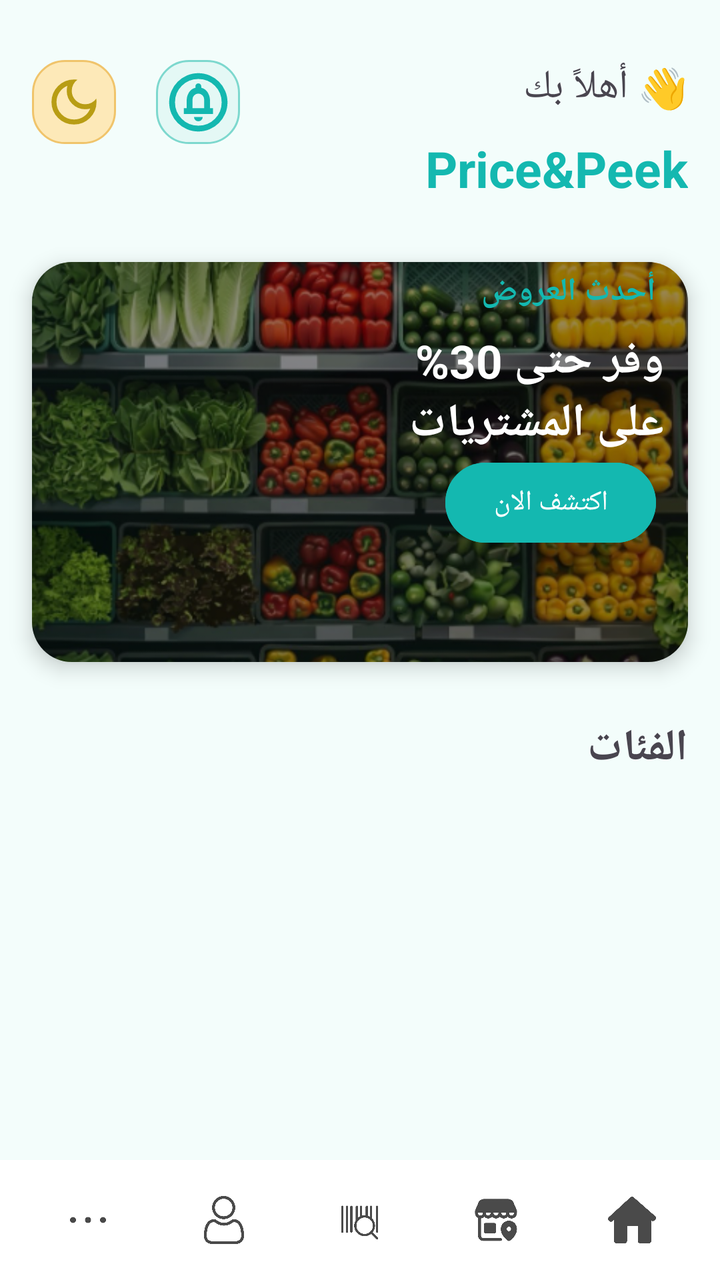
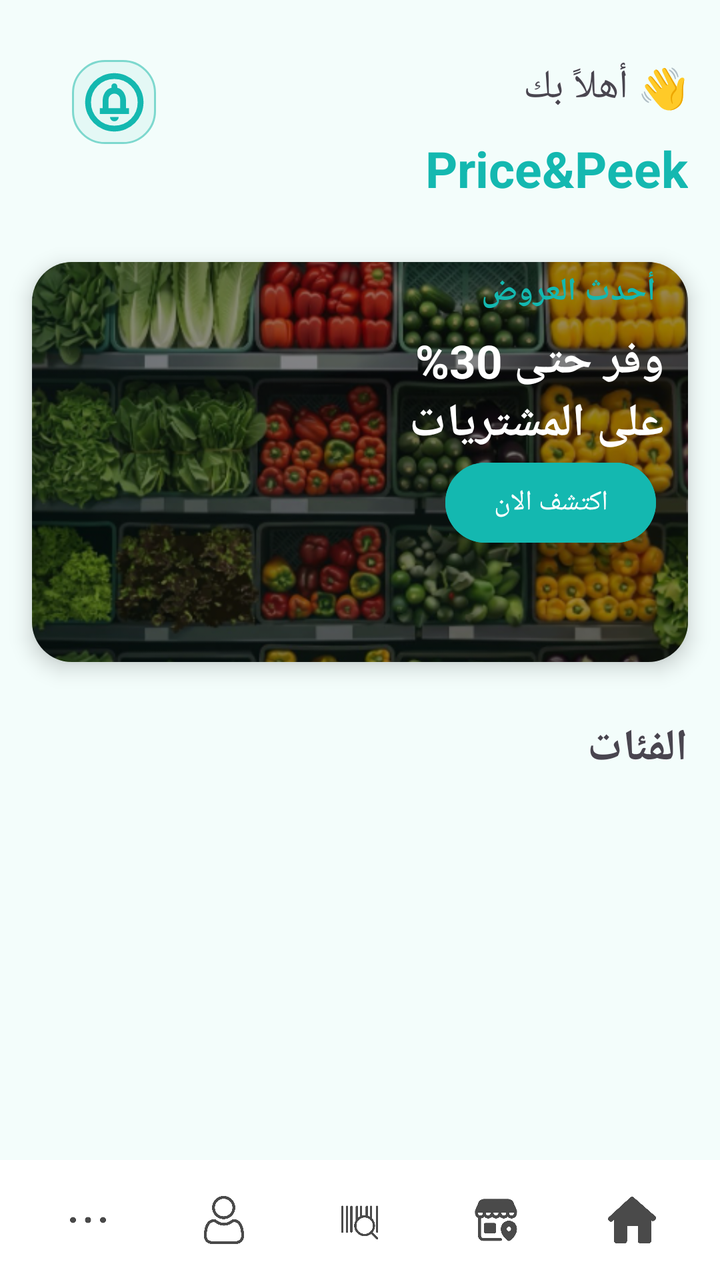

Before-and-after screenshots of an Android layout around one commit, followed by the original layout XML and the change that was made.
<!-- AndroidManifest.xml: application theme Theme.PricePeek -->
<!-- res/layout/activity_main.xml -->
<?xml version="1.0" encoding="utf-8"?>
<androidx.constraintlayout.widget.ConstraintLayout xmlns:android="http://schemas.android.com/apk/res/android"
    xmlns:app="http://schemas.android.com/apk/res-auto"
    xmlns:tools="http://schemas.android.com/tools"
    android:id="@+id/main"
    android:layout_width="match_parent"
    android:layout_height="match_parent"
    android:background="#F3FDFB"
    tools:context=".MainActivity">

    <androidx.constraintlayout.widget.ConstraintLayout
        android:id="@+id/headerLayout"
        android:layout_width="0dp"
        android:layout_height="wrap_content"
        android:paddingHorizontal="16dp"
        app:layout_constraintEnd_toEndOf="parent"
        app:layout_constraintHorizontal_bias="1.0"
        app:layout_constraintStart_toStartOf="parent"
        app:layout_constraintTop_toTopOf="parent">

        <LinearLayout
            android:layout_width="wrap_content"
            android:layout_height="wrap_content"
            android:layout_marginTop="30dp"
            android:gravity="right"
            android:orientation="vertical"
            app:layout_constraintRight_toRightOf="parent"
            app:layout_constraintTop_toTopOf="parent">

            <TextView
                android:layout_width="wrap_content"
                android:layout_height="wrap_content"
                android:text="👋 أهلاً بك"
                android:textSize="20sp"
                />


            <TextView
                android:layout_width="wrap_content"
                android:layout_height="wrap_content"
                android:text="@string/app_name"
                android:textColor="#14B8B0"
                android:textSize="25sp"
                android:textStyle="bold"
                android:layout_marginTop="10dp"/>

        </LinearLayout>


        <LinearLayout
            android:layout_width="wrap_content"
            android:layout_height="wrap_content"
            android:orientation="horizontal"
            app:layout_constraintLeft_toLeftOf="parent"
            app:layout_constraintTop_toTopOf="parent">

            <ImageButton
                android:id="@+id/btnDarkMode"
                android:layout_width="42dp"
                android:layout_height="42dp"
                android:layout_marginTop="30dp"
                android:background="@drawable/bg_circle_yellow"
                android:src="@drawable/outline_dark_mode_24" />

            <ImageButton
                android:id="@+id/btnNotifications"
                android:layout_width="42dp"
                android:layout_height="42dp"
                android:layout_marginStart="20dp"
                android:layout_marginTop="30dp"
                android:background="@drawable/bg_circle_mint"
                android:src="@drawable/outline_circle_notifications_24"

                />

        </LinearLayout>


    </androidx.constraintlayout.widget.ConstraintLayout>

    <androidx.cardview.widget.CardView
        android:id="@+id/cardView"
        android:layout_width="0dp"
        android:layout_height="200dp"
        android:layout_marginHorizontal="16dp"
        android:layout_marginTop="30dp"
        app:cardCornerRadius="20dp"
        app:cardElevation="6dp"
        app:layout_constraintTop_toBottomOf="@id/headerLayout"
        app:layout_constraintStart_toStartOf="parent"
        app:layout_constraintEnd_toEndOf="parent">

        <androidx.constraintlayout.widget.ConstraintLayout
            android:layout_width="match_parent"
            android:layout_height="match_parent">

            <ImageView
                android:id="@+id/bgImage"
                android:layout_width="0dp"
                android:layout_height="0dp"
                android:scaleType="centerCrop"
                android:src="@drawable/banner_offer"
                app:layout_constraintTop_toTopOf="parent"
                app:layout_constraintBottom_toBottomOf="parent"
                app:layout_constraintStart_toStartOf="parent"
                app:layout_constraintEnd_toEndOf="parent" />


            <View
                android:layout_width="0dp"
                android:layout_height="0dp"
                android:background="#66000000"
                app:layout_constraintBottom_toBottomOf="parent"
                app:layout_constraintEnd_toEndOf="parent"
                app:layout_constraintHorizontal_bias="0.0"
                app:layout_constraintStart_toStartOf="parent"
                app:layout_constraintTop_toTopOf="parent"
                app:layout_constraintVertical_bias="0.0"
                />

            <TextView
                android:id="@+id/title"
                android:layout_width="wrap_content"
                android:layout_height="wrap_content"
                android:layout_marginTop="4dp"
                android:layout_marginEnd="16dp"
                android:text="أحدث العروض"
                android:textColor="#14B8B0"
                android:textSize="16sp"
                android:textStyle="bold"
                app:layout_constraintRight_toRightOf="parent"
                app:layout_constraintTop_toTopOf="parent" />

            <TextView
                android:id="@+id/subTitle"
                android:layout_width="wrap_content"
                android:layout_height="wrap_content"
                android:layout_marginTop="8dp"
                android:layout_marginEnd="12dp"
                android:text="وفر حتى 30%\nعلى المشتريات"
                android:textColor="#FFFFFF"
                android:textSize="23sp"
                android:textStyle="bold"
                app:layout_constraintRight_toRightOf="parent"
                app:layout_constraintTop_toBottomOf="@id/title" />

            <Button
                android:id="@+id/btnDiscover"
                android:layout_width="wrap_content"
                android:layout_height="wrap_content"
                android:layout_marginEnd="16dp"
                android:text="اكتشف الان"
                android:backgroundTint="#14B8B0"
                app:layout_constraintTop_toBottomOf="@id/subTitle"
                app:layout_constraintRight_toRightOf="parent" />

        </androidx.constraintlayout.widget.ConstraintLayout>

    </androidx.cardview.widget.CardView>


    <TextView
        android:id="@+id/sect"
        android:layout_width="wrap_content"
        android:layout_height="wrap_content"
        android:layout_marginTop="28dp"
        android:layout_marginEnd="16dp"
        android:text="الفئات"
        android:textSize="22sp"
        android:textStyle="bold"
        app:layout_constraintRight_toRightOf="parent"
        app:layout_constraintTop_toBottomOf="@+id/cardView" />

    <androidx.recyclerview.widget.RecyclerView
        android:id="@+id/SectionRecyclerView"
        android:layout_width="match_parent"
        android:layout_height="300dp"
        android:layout_marginTop="10dp"
        android:layout_marginStart="10dp"
        android:padding="8dp"
        app:layout_constraintStart_toStartOf="parent"
        app:layout_constraintEnd_toEndOf="parent"
        app:layout_constraintTop_toBottomOf="@id/sect" />

    <LinearLayout
        android:id="@+id/bottomNav"
        android:layout_width="match_parent"
        android:layout_height="60dp"
        android:orientation="horizontal"
        android:layoutDirection="rtl"
        android:paddingHorizontal="16dp"
        android:gravity="center"
        android:weightSum="5"
        android:padding="10dp"
        android:background="@android:color/white"
        app:layout_constraintBottom_toBottomOf="parent"
        app:layout_constraintStart_toStartOf="parent"
        app:layout_constraintEnd_toEndOf="parent">

        <ImageButton
            android:id="@+id/btnHome"
            android:layout_width="0dp"
            android:layout_height="24dp"
            android:layout_weight="1"
            android:src="@drawable/home_ic_nav"
            app:tint="#4A4A4A"
            android:background="@android:color/transparent"
            android:scaleType="centerInside"/>

        <ImageButton
            android:id="@+id/btnShops"
            android:layout_width="0dp"
            android:layout_height="24dp"
            android:layout_weight="1"
            app:tint="#4A4A4A"
            android:src="@drawable/shop_ic_nav"
            android:background="@android:color/transparent"
            android:scaleType="centerInside"/>

        <ImageButton
            android:id="@+id/btnProducts"
            android:layout_width="0dp"
            android:layout_height="24dp"
            android:layout_weight="1"
            android:background="@android:color/transparent"
            android:scaleType="centerInside"
            android:src="@drawable/products_ic_nav"
            app:tint="#4A4A4A" />

        <ImageButton
            android:id="@+id/btnProfile"
            android:layout_width="0dp"
            android:layout_height="24dp"
            android:layout_weight="1"
            app:tint="#4A4A4A"
            android:src="@drawable/profile_ic_nav"
            android:background="@android:color/transparent"
            android:scaleType="centerInside"/>

        <ImageButton
            android:id="@+id/btnAbout"
            android:layout_width="0dp"
            android:layout_height="24dp"
            android:layout_weight="1"
            app:tint="#4A4A4A"
            android:src="@drawable/more_ic_nav"
            android:background="@android:color/transparent"
            android:scaleType="centerInside"/>

    </LinearLayout>


</androidx.constraintlayout.widget.ConstraintLayout>
<!-- resources referenced by this layout -->
<resources>
  <!-- drawable banner_offer: png bitmap (drawable, 326273 bytes) -->
  <!-- drawable bg_circle_mint (drawable) -->
  <?xml version="1.0" encoding="utf-8"?>
  <shape xmlns:android="http://schemas.android.com/apk/res/android"
      android:shape="rectangle">
      <solid android:color="#E4F8F5" />
      <stroke
          android:width="1dp"
          android:color="#7DD8CE" />
      <corners android:radius="16dp" />
  </shape>
  <!-- drawable bg_circle_yellow (drawable) -->
  <?xml version="1.0" encoding="utf-8"?>
  <shape xmlns:android="http://schemas.android.com/apk/res/android"
      android:shape="rectangle">
      <solid android:color="#FDE9B8" />
      <stroke
          android:width="1dp"
          android:color="#F0C46B" />
      <corners android:radius="16dp" />
  </shape>
  <!-- drawable home_ic_nav: png bitmap (drawable, 4093 bytes) -->
  <!-- drawable more_ic_nav: png bitmap (drawable, 2462 bytes) -->
  <!-- drawable outline_circle_notifications_24 (drawable) -->
  <vector xmlns:android="http://schemas.android.com/apk/res/android" android:height="35dp" android:tint="#14B8B0" android:viewportHeight="960" android:viewportWidth="960" android:width="35dp">
        
      <path android:fillColor="@android:color/white" android:pathData="M522.5,722.5Q540,705 540,680L420,680Q420,705 437.5,722.5Q455,740 480,740Q505,740 522.5,722.5ZM280,640L680,640L680,560L640,560L640,456Q640,395 608.5,344.5Q577,294 520,280L520,260Q520,243 508.5,231.5Q497,220 480,220Q463,220 451.5,231.5Q440,243 440,260L440,280Q383,294 351.5,344.5Q320,395 320,456L320,560L280,560L280,640ZM400,560L400,440Q400,407 423.5,383.5Q447,360 480,360Q513,360 536.5,383.5Q560,407 560,440L560,560L400,560ZM480,880Q397,880 324,848.5Q251,817 197,763Q143,709 111.5,636Q80,563 80,480Q80,397 111.5,324Q143,251 197,197Q251,143 324,111.5Q397,80 480,80Q563,80 636,111.5Q709,143 763,197Q817,251 848.5,324Q880,397 880,480Q880,563 848.5,636Q817,709 763,763Q709,817 636,848.5Q563,880 480,880ZM480,800Q614,800 707,707Q800,614 800,480Q800,346 707,253Q614,160 480,160Q346,160 253,253Q160,346 160,480Q160,614 253,707Q346,800 480,800ZM480,480Q480,480 480,480Q480,480 480,480Q480,480 480,480Q480,480 480,480Q480,480 480,480Q480,480 480,480Q480,480 480,480Q480,480 480,480Z"/>
      
  </vector>
  <!-- drawable outline_dark_mode_24 (drawable) -->
  <vector xmlns:android="http://schemas.android.com/apk/res/android" android:height="30dp" android:tint="#B89D14" android:viewportHeight="960" android:viewportWidth="960" android:width="30dp">
        
      <path android:fillColor="@android:color/white" android:pathData="M480,840Q330,840 225,735Q120,630 120,480Q120,330 225,225Q330,120 480,120Q494,120 507.5,121Q521,122 534,124Q493,153 468.5,199.5Q444,246 444,300Q444,390 507,453Q570,516 660,516Q715,516 761,491.5Q807,467 836,426Q838,439 839,452.5Q840,466 840,480Q840,630 735,735Q630,840 480,840ZM480,760Q568,760 638,711.5Q708,663 740,585Q720,590 700,593Q680,596 660,596Q537,596 450.5,509.5Q364,423 364,300Q364,280 367,260Q370,240 375,220Q297,252 248.5,322Q200,392 200,480Q200,596 282,678Q364,760 480,760ZM470,490Q470,490 470,490Q470,490 470,490Q470,490 470,490Q470,490 470,490Q470,490 470,490Q470,490 470,490Q470,490 470,490Q470,490 470,490Q470,490 470,490Q470,490 470,490Q470,490 470,490Q470,490 470,490Z"/>
      
  </vector>
  <!-- drawable products_ic_nav: png bitmap (drawable, 9296 bytes) -->
  <!-- drawable profile_ic_nav: png bitmap (drawable, 16826 bytes) -->
  <!-- drawable shop_ic_nav: png bitmap (drawable, 12912 bytes) -->
  <string name="app_name">Price&amp;Peek</string>
  <style name="Theme.PricePeek" parent="Base.Theme.PricePeek" />
  <style name="Base.Theme.PricePeek" parent="Theme.Material3.DayNight.NoActionBar">
          
          
      </style>
</resources>

<!-- the commit's change to res/layout/activity_main.xml (unified diff, before → after) -->
@@ -53,14 +53,6 @@
             android:orientation="horizontal"
             app:layout_constraintLeft_toLeftOf="parent"
             app:layout_constraintTop_toTopOf="parent">
-
-            <ImageButton
-                android:id="@+id/btnDarkMode"
-                android:layout_width="42dp"
-                android:layout_height="42dp"
-                android:layout_marginTop="30dp"
-                android:background="@drawable/bg_circle_yellow"
-                android:src="@drawable/outline_dark_mode_24" />
 
             <ImageButton
                 android:id="@+id/btnNotifications"
<!-- resource entries referenced after the edit -->
@@ -11,28 +11,12 @@
           android:color="#7DD8CE" />
       <corners android:radius="16dp" />
   </shape>
-  <!-- drawable bg_circle_yellow (drawable) -->
-  <?xml version="1.0" encoding="utf-8"?>
-  <shape xmlns:android="http://schemas.android.com/apk/res/android"
-      android:shape="rectangle">
-      <solid android:color="#FDE9B8" />
-      <stroke
-          android:width="1dp"
-          android:color="#F0C46B" />
-      <corners android:radius="16dp" />
-  </shape>
   <!-- drawable home_ic_nav: png bitmap (drawable, 4093 bytes) -->
   <!-- drawable more_ic_nav: png bitmap (drawable, 2462 bytes) -->
   <!-- drawable outline_circle_notifications_24 (drawable) -->
   <vector xmlns:android="http://schemas.android.com/apk/res/android" android:height="35dp" android:tint="#14B8B0" android:viewportHeight="960" android:viewportWidth="960" android:width="35dp">
         
       <path android:fillColor="@android:color/white" android:pathData="M522.5,722.5Q540,705 540,680L420,680Q420,705 437.5,722.5Q455,740 480,740Q505,740 522.5,722.5ZM280,640L680,640L680,560L640,560L640,456Q640,395 608.5,344.5Q577,294 520,280L520,260Q520,243 508.5,231.5Q497,220 480,220Q463,220 451.5,231.5Q440,243 440,260L440,280Q383,294 351.5,344.5Q320,395 320,456L320,560L280,560L280,640ZM400,560L400,440Q400,407 423.5,383.5Q447,360 480,360Q513,360 536.5,383.5Q560,407 560,440L560,560L400,560ZM480,880Q397,880 324,848.5Q251,817 197,763Q143,709 111.5,636Q80,563 80,480Q80,397 111.5,324Q143,251 197,197Q251,143 324,111.5Q397,80 480,80Q563,80 636,111.5Q709,143 763,197Q817,251 848.5,324Q880,397 880,480Q880,563 848.5,636Q817,709 763,763Q709,817 636,848.5Q563,880 480,880ZM480,800Q614,800 707,707Q800,614 800,480Q800,346 707,253Q614,160 480,160Q346,160 253,253Q160,346 160,480Q160,614 253,707Q346,800 480,800ZM480,480Q480,480 480,480Q480,480 480,480Q480,480 480,480Q480,480 480,480Q480,480 480,480Q480,480 480,480Q480,480 480,480Q480,480 480,480Z"/>
-      
-  </vector>
-  <!-- drawable outline_dark_mode_24 (drawable) -->
-  <vector xmlns:android="http://schemas.android.com/apk/res/android" android:height="30dp" android:tint="#B89D14" android:viewportHeight="960" android:viewportWidth="960" android:width="30dp">
-        
-      <path android:fillColor="@android:color/white" android:pathData="M480,840Q330,840 225,735Q120,630 120,480Q120,330 225,225Q330,120 480,120Q494,120 507.5,121Q521,122 534,124Q493,153 468.5,199.5Q444,246 444,300Q444,390 507,453Q570,516 660,516Q715,516 761,491.5Q807,467 836,426Q838,439 839,452.5Q840,466 840,480Q840,630 735,735Q630,840 480,840ZM480,760Q568,760 638,711.5Q708,663 740,585Q720,590 700,593Q680,596 660,596Q537,596 450.5,509.5Q364,423 364,300Q364,280 367,260Q370,240 375,220Q297,252 248.5,322Q200,392 200,480Q200,596 282,678Q364,760 480,760ZM470,490Q470,490 470,490Q470,490 470,490Q470,490 470,490Q470,490 470,490Q470,490 470,490Q470,490 470,490Q470,490 470,490Q470,490 470,490Q470,490 470,490Q470,490 470,490Q470,490 470,490Q470,490 470,490Z"/>
       
   </vector>
   <!-- drawable products_ic_nav: png bitmap (drawable, 9296 bytes) -->
